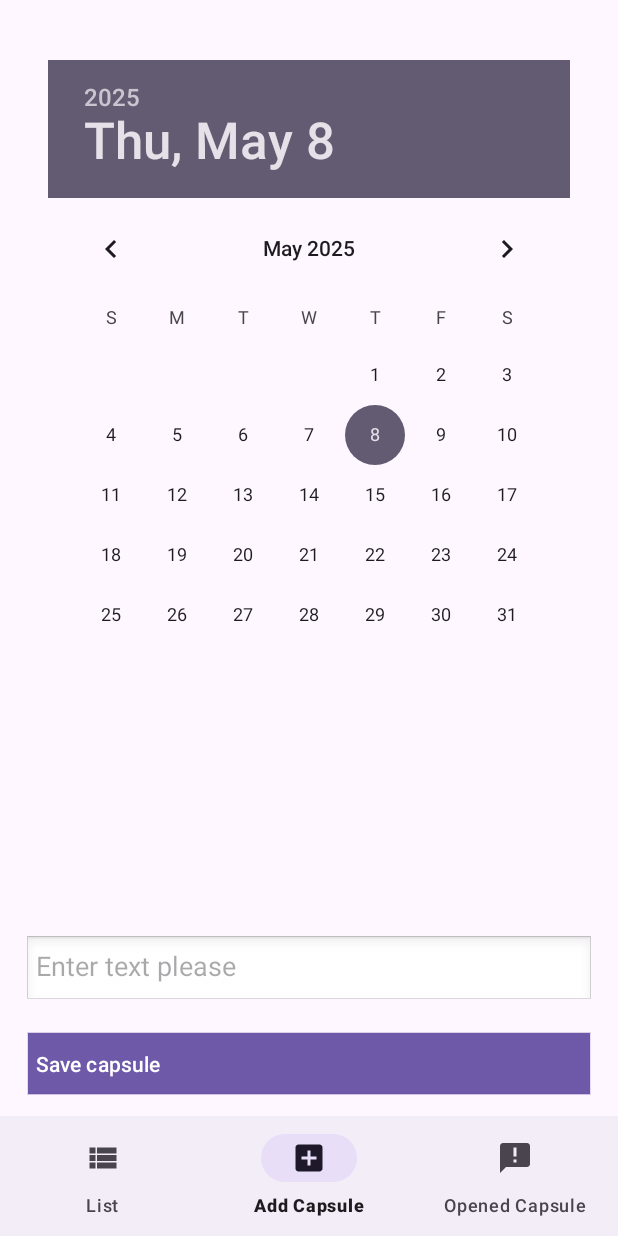
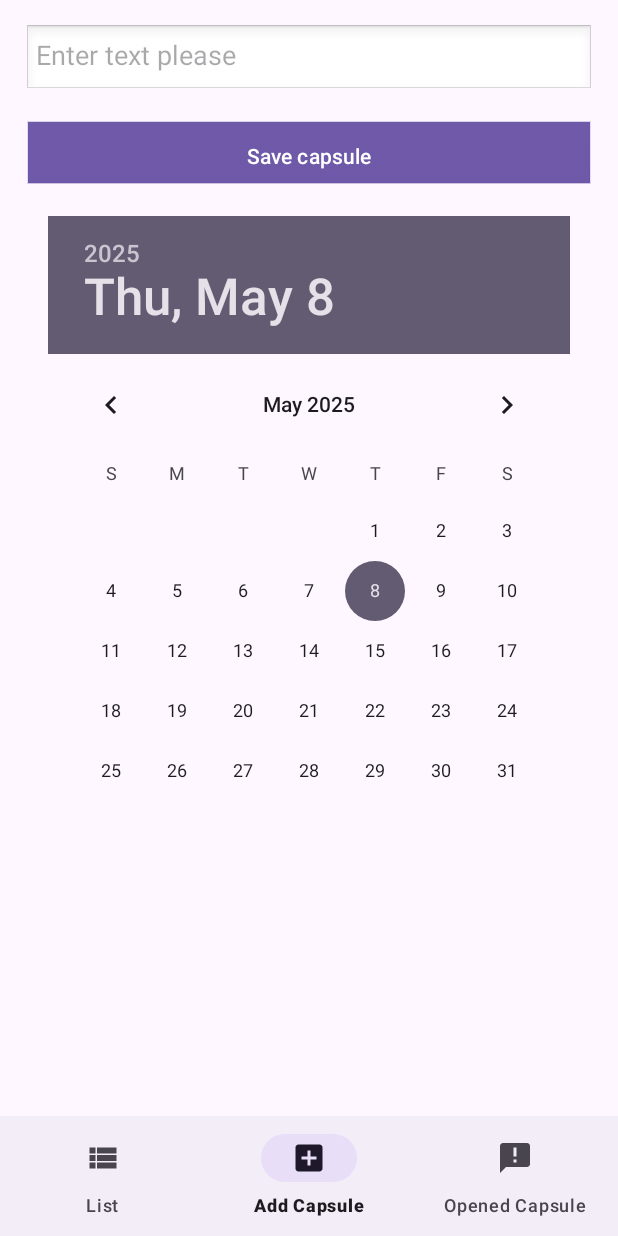
Before and after one commit to BogdanDohtarenko/LoveTimeCapsule, an Android app: the AddCapsuleFragment screen opened through its navigation route, on a phone screen of 412 x 824 dp. Run offline under Robolectric (Android 15) with nearby library versions, the phone set to English and light mode, and no system bars; our stand-ins replace Room's generated code, RxJava, navigation-ui.

```diff
--- a/app/src/main/AndroidManifest.xml
+++ b/app/src/main/AndroidManifest.xml
@@ -14,7 +14,8 @@
         tools:targetApi="31">
         <activity
             android:name=".presentation.MainActivity"
-            android:exported="true">
+            android:exported="true"
+            android:windowSoftInputMode="adjustNothing">
             <intent-filter>
                 <action android:name="android.intent.action.MAIN" />
 
--- a/app/src/main/res/layout/activity_main.xml
+++ b/app/src/main/res/layout/activity_main.xml
@@ -5,7 +5,8 @@
     xmlns:tools="http://schemas.android.com/tools"
     android:layout_width="match_parent"
     android:layout_height="match_parent"
-    tools:context=".presentation.MainActivity">
+    tools:context=".presentation.MainActivity"
+    android:fitsSystemWindows="false">
 
     <!-- Container for the fragments -->
     <androidx.fragment.app.FragmentContainerView
--- a/app/src/main/res/layout/add_capsule_fragment.xml
+++ b/app/src/main/res/layout/add_capsule_fragment.xml
@@ -1,53 +1,62 @@
 <?xml version="1.0" encoding="utf-8"?>
-<androidx.constraintlayout.widget.ConstraintLayout
+<androidx.coordinatorlayout.widget.CoordinatorLayout
     xmlns:android="http://schemas.android.com/apk/res/android"
     xmlns:app="http://schemas.android.com/apk/res-auto"
     xmlns:tools="http://schemas.android.com/tools"
     android:layout_width="match_parent"
-    android:layout_height="match_parent">
+    android:layout_height="match_parent"
+    android:fitsSystemWindows="true"
+    tools:context=".presentation.MainActivity">
 
-    <DatePicker
-        android:id="@+id/date_picker"
-        android:paddingTop="24dp"
-        android:layout_width="wrap_content"
+    <!-- ScrollView for EditText and Button -->
+    <ScrollView
+        android:layout_width="match_parent"
+        android:layout_height="match_parent"
+        android:fillViewport="true"
+        app:layout_constraintTop_toTopOf="parent"
+        app:layout_constraintBottom_toTopOf="@id/date_picker">
+
+        <LinearLayout
+            android:layout_width="match_parent"
             android:layout_height="wrap_content"
-        app:layout_constraintStart_toStartOf="parent"
-        app:layout_constraintEnd_toEndOf="parent"
-        app:layout_constraintTop_toTopOf="parent"
-        app:layout_constraintHorizontal_bias="0.5"
-        android:layout_marginTop="16dp"
-        android:layout_marginStart="16dp"
-        android:layout_marginEnd="16dp" />
+            android:orientation="vertical"
+            android:padding="16dp">
 
+            <!-- EditText for text input -->
             <EditText
                 android:id="@+id/text_input"
-        android:layout_width="0dp"
+                android:layout_width="match_parent"
                 android:layout_height="wrap_content"
                 android:hint="@string/enter_text"
+                android:textColor="@color/cardview_dark_background"
                 android:inputType="textMultiLine"
                 android:gravity="top|start"
                 android:padding="8dp"
-        android:background="@android:drawable/edit_text"
-        app:layout_constraintTop_toBottomOf="@id/date_picker"
-        app:layout_constraintStart_toStartOf="parent"
-        app:layout_constraintEnd_toEndOf="parent"
-        app:layout_constraintBottom_toBottomOf="parent"
-        android:layout_marginStart="16dp"
-        android:layout_marginEnd="16dp" />
+                android:background="@android:drawable/edit_text" />
 
+            <!-- Save Button -->
             <Button
                 android:id="@+id/saveButton"
-        android:layout_width="0dp"
+                android:layout_width="match_parent"
                 android:layout_height="wrap_content"
-        android:text="@string/save_capsule"
-        android:gravity="top|start"
+                android:layout_marginTop="16dp"
+                android:background="@android:drawable/edit_text"
                 android:padding="8dp"
-        android:background="@android:drawable/edit_text"
-        app:layout_constraintTop_toBottomOf="@id/text_input"
+                android:text="@string/save_capsule" />
+
+    <!-- DatePicker -->
+    <DatePicker
+        android:id="@+id/date_picker"
+        android:layout_width="wrap_content"
+        android:layout_height="wrap_content"
+        android:layout_marginStart="16dp"
+        android:layout_marginTop="16dp"
+        android:layout_marginEnd="16dp"
+        android:layout_marginBottom="16dp"
+        app:layout_constraintEnd_toEndOf="parent"
         app:layout_constraintStart_toStartOf="parent"
-        app:layout_constraintEnd_toEndOf="parent"
-        android:layout_marginStart="16dp"
-        android:layout_marginEnd="16dp"
-        android:layout_marginTop="16dp" />
+        app:layout_constraintTop_toBottomOf="parent" />
 
-</androidx.constraintlayout.widget.ConstraintLayout>
+        </LinearLayout>
+    </ScrollView>
+</androidx.coordinatorlayout.widget.CoordinatorLayout>
```
Lines whose indentation alone changed are shown as unchanged.
